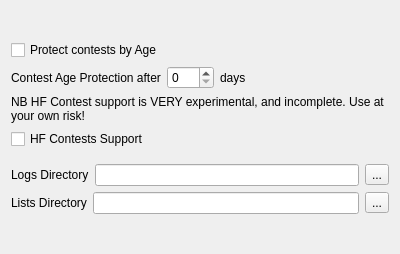
Above: mqt/MqtLogger/defdirsdlg.ui from Rsclub22/Minos2-Mirror before the change. Below: the same form after it.
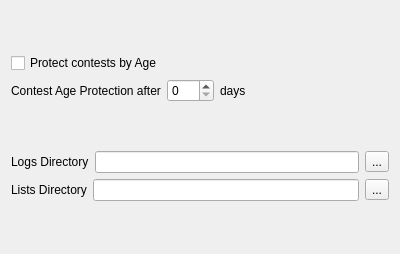
That is the form after the change.

```diff
--- a/mqt/MqtLogger/defdirsdlg.ui
+++ b/mqt/MqtLogger/defdirsdlg.ui
@@ -75,36 +75,6 @@
      </item>
     </layout>
    </item>
-   <item>
-    <spacer name="verticalSpacer_2">
-     <property name="orientation">
-      <enum>Qt::Vertical</enum>
-     </property>
-     <property name="sizeHint" stdset="0">
-      <size>
-       <width>20</width>
-       <height>8</height>
-      </size>
-     </property>
-    </spacer>
-   </item>
-   <item>
-    <widget class="QLabel" name="label_5">
-     <property name="text">
-      <string>NB HF Contest support is VERY experimental, and incomplete. Use at your own risk!</string>
-     </property>
-     <property name="wordWrap">
-      <bool>true</bool>
-     </property>
-    </widget>
-   </item>
-   <item>
-    <widget class="QCheckBox" name="HFSupportcb">
-     <property name="text">
-      <string>HF Contests Support</string>
-     </property>
-    </widget>
-   </item>
    <item>
     <spacer name="verticalSpacer_3">
      <property name="orientation">
```
